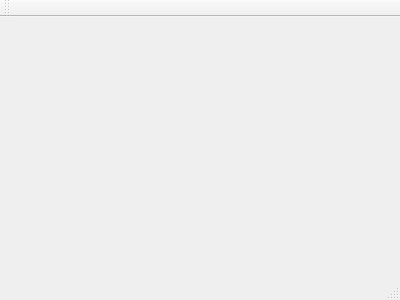
Above: Qt5/draw_function/mainwindow.ui from Houwenda/python_programming before the change. Below: the same form after it.
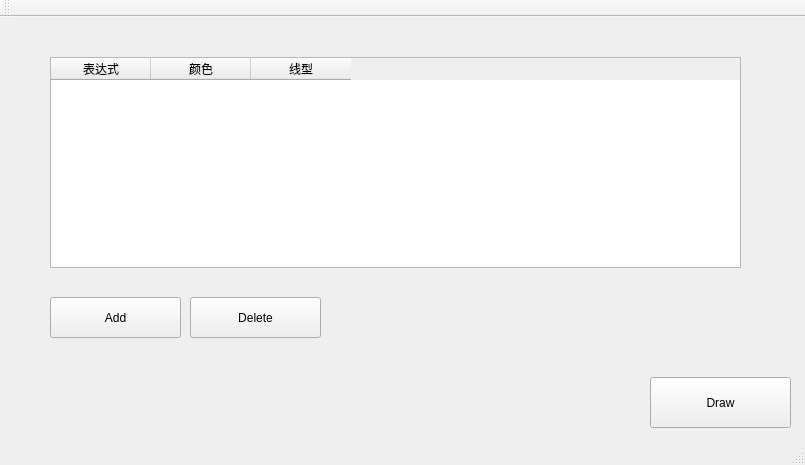
That is the form after the change.

```diff
--- a/Qt5/draw_function/mainwindow.ui
+++ b/Qt5/draw_function/mainwindow.ui
@@ -1,24 +1,104 @@
 <ui version="4.0">
  <class>MainWindow</class>
- <widget class="QMainWindow" name="MainWindow" >
-  <property name="geometry" >
+ <widget class="QMainWindow" name="MainWindow">
+  <property name="geometry">
    <rect>
     <x>0</x>
     <y>0</y>
-    <width>400</width>
-    <height>300</height>
+    <width>805</width>
+    <height>465</height>
    </rect>
   </property>
   <property name="windowTitle" >
    <string>MainWindow</string>
   </property>
-  <widget class="QMenuBar" name="menuBar" />
-  <widget class="QToolBar" name="mainToolBar" />
-  <widget class="QWidget" name="centralWidget" />
-  <widget class="QStatusBar" name="statusBar" />
+  <widget class="QWidget" name="centralWidget">
+   <widget class="QPushButton" name="pushButton">
+    <property name="geometry">
+     <rect>
+      <x>50</x>
+      <y>280</y>
+      <width>131</width>
+      <height>41</height>
+     </rect>
+    </property>
+    <property name="text">
+     <string>Add</string>
+    </property>
+   </widget>
+   <widget class="QTableWidget" name="tableWidget">
+    <property name="geometry">
+     <rect>
+      <x>50</x>
+      <y>40</y>
+      <width>691</width>
+      <height>211</height>
+     </rect>
+    </property>
+    <column>
+     <property name="text">
+      <string>表达式</string>
+     </property>
+    </column>
+    <column>
+     <property name="text">
+      <string>颜色</string>
+     </property>
+    </column>
+    <column>
+     <property name="text">
+      <string>线型</string>
+     </property>
+    </column>
+   </widget>
+   <widget class="QPushButton" name="pushButton_2">
+    <property name="geometry">
+     <rect>
+      <x>650</x>
+      <y>360</y>
+      <width>141</width>
+      <height>51</height>
+     </rect>
+    </property>
+    <property name="text">
+     <string>Draw</string>
+    </property>
+   </widget>
+   <widget class="QPushButton" name="pushButton_3">
+    <property name="geometry">
+     <rect>
+      <x>190</x>
+      <y>280</y>
+      <width>131</width>
+      <height>41</height>
+     </rect>
+    </property>
+    <property name="text">
+     <string>Delete</string>
+    </property>
+   </widget>
+  </widget>
+  <widget class="QMenuBar" name="menuBar">
+   <property name="geometry">
+    <rect>
+     <x>0</x>
+     <y>0</y>
+     <width>805</width>
+     <height>26</height>
+    </rect>
+   </property>
+  </widget>
+  <widget class="QToolBar" name="mainToolBar">
+   <attribute name="toolBarArea">
+    <enum>TopToolBarArea</enum>
+   </attribute>
+   <attribute name="toolBarBreak">
+    <bool>false</bool>
+   </attribute>
+  </widget>
+  <widget class="QStatusBar" name="statusBar"/>
  </widget>
- <layoutDefault spacing="6" margin="11" />
- <pixmapfunction></pixmapfunction>
+ <layoutdefault spacing="6" margin="11"/>
  <resources/>
  <connections/>
 </ui>
```
Left out of the diff: 3 changed lines with no effect on the pictures.
